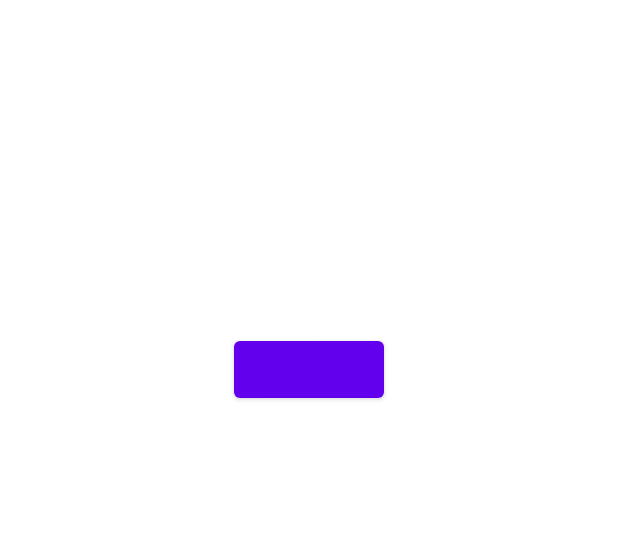
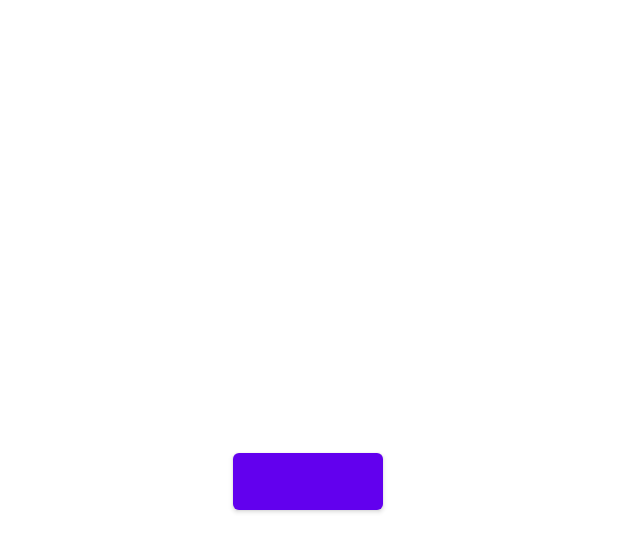
Before and after one commit to MadMakZa/HealthDiary, an Android app: the layout activity_main.xml on its own in the app's theme, with its tools: preview values and no code run, on a phone screen of 412 x 824 dp. Shown: the top 552 px of the screen. Run offline under Robolectric (Android 15) with nearby library versions, the phone set to English and light mode, and no system bars.

```diff
--- a/app/build.gradle
+++ b/app/build.gradle
@@ -43,12 +43,13 @@ dependencies {
     implementation 'androidx.appcompat:appcompat:1.2.0'
     implementation 'com.google.android.material:material:1.3.0'
     implementation 'androidx.constraintlayout:constraintlayout:2.0.4'
+    implementation 'androidx.lifecycle:lifecycle-extensions:2.2.0'
     testImplementation 'junit:junit:4.+'
     androidTestImplementation 'androidx.test.ext:junit:1.1.2'
+    implementation "android.arch.lifecycle:runtime:1.1.1"
+    implementation "android.arch.lifecycle:compiler:1.1.1"
     androidTestImplementation 'androidx.test.espresso:espresso-core:3.3.0'
 
-    //dataBinding
-    annotationProcessor 'androidx.databinding:databinding-compiler:4.1.3'
 
 
 
--- a/app/src/main/AndroidManifest.xml
+++ b/app/src/main/AndroidManifest.xml
@@ -9,7 +9,7 @@
         android:roundIcon="@mipmap/ic_launcher_round"
         android:supportsRtl="true"
         android:theme="@style/Theme.HealthDiary">
-        <activity android:name=".MainActivity">
+        <activity android:name=".view.MainActivity">
             <intent-filter>
                 <action android:name="android.intent.action.MAIN" />
 
--- a/app/src/main/res/layout/activity_main.xml
+++ b/app/src/main/res/layout/activity_main.xml
@@ -4,27 +4,30 @@
     xmlns:tools="http://schemas.android.com/tools">
 
     <data>
+        <import type="android.view.View"/>
         <variable
             name="viewModel"
-            type="makza.afonsky.healthdiary.MainActivity" />
+            type="makza.afonsky.healthdiary.viewModel.MainViewModel" />
     </data>
 
     <androidx.constraintlayout.widget.ConstraintLayout
         android:layout_width="match_parent"
         android:layout_height="match_parent"
-        tools:context=".MainActivity">
+        tools:context=".view.MainActivity">
 
         <Button
-            android:id="@+id/btn_showSheet"
+            android:id="@+id/btnShowSheet"
             android:layout_width="100dp"
             android:layout_height="50dp"
             android:layout_marginStart="155dp"
-            android:layout_marginTop="221dp"
+            android:layout_marginTop="296dp"
             android:layout_marginEnd="156dp"
             app:layout_constraintEnd_toEndOf="parent"
+            app:layout_constraintHorizontal_bias="0.0"
             app:layout_constraintStart_toStartOf="parent"
             app:layout_constraintTop_toTopOf="parent" />
 
 
+
     </androidx.constraintlayout.widget.ConstraintLayout>
 </layout>
```
Also changed, not shown: app/src/main/java/makza/afonsky/healthdiary/MainActivity.kt (deleted, +0 -23 lines), app/src/main/java/makza/afonsky/healthdiary/view/BottomSheetFragment.kt (renamed from app/src/main/java/makza/afonsky/healthdiary/BottomSheetFragment.kt, +3 -4 lines), app/src/main/java/makza/afonsky/healthdiary/view/MainActivity.kt (added, +34 -0 lines), app/src/main/java/makza/afonsky/healthdiary/viewModel/MainViewModel.kt (added, +10 -0 lines), app/src/main/res/layout/bottomsheet_fragment.xml (+21 -3 lines).
